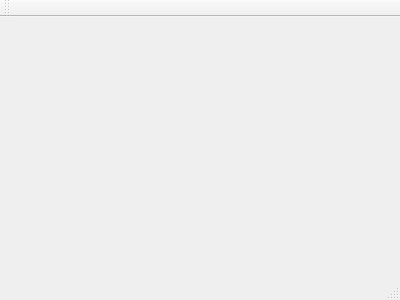
Above: mainwindow.ui from tuzhikov/ClearTXT before the change. Below: the same form after it.
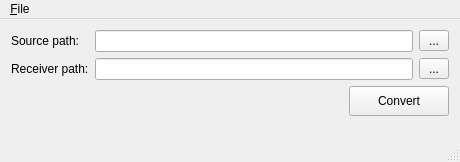
That is the form after the change. Icons and pictures are not drawn.

Diff of the .ui file:
```diff
--- a/mainwindow.ui
+++ b/mainwindow.ui
@@ -1,24 +1,190 @@
 <ui version="4.0">
  <class>MainWindow</class>
- <widget class="QMainWindow" name="MainWindow" >
-  <property name="geometry" >
+ <widget class="QMainWindow" name="MainWindow">
+  <property name="geometry">
    <rect>
     <x>0</x>
     <y>0</y>
-    <width>400</width>
-    <height>300</height>
+    <width>460</width>
+    <height>162</height>
    </rect>
   </property>
-  <property name="windowTitle" >
+  <property name="minimumSize">
+   <size>
+    <width>0</width>
+    <height>0</height>
+   </size>
+  </property>
+  <property name="windowTitle">
    <string>MainWindow</string>
   </property>
-  <widget class="QMenuBar" name="menuBar" />
-  <widget class="QToolBar" name="mainToolBar" />
-  <widget class="QWidget" name="centralWidget" />
-  <widget class="QStatusBar" name="statusBar" />
+  <widget class="QWidget" name="centralWidget">
+   <layout class="QGridLayout" name="gridLayout">
+    <item row="0" column="0">
+     <layout class="QHBoxLayout" name="horizontalLayout">
+      <item>
+       <widget class="QLabel" name="labelSource">
+        <property name="text">
+         <string>Source path:   </string>
+        </property>
+       </widget>
+      </item>
+      <item>
+       <widget class="QLineEdit" name="lineEditSource">
+        <property name="readOnly">
+         <bool>true</bool>
+        </property>
+       </widget>
+      </item>
+      <item>
+       <widget class="QToolButton" name="tButOpen">
+        <property name="minimumSize">
+         <size>
+          <width>30</width>
+          <height>0</height>
+         </size>
+        </property>
+        <property name="text">
+         <string>...</string>
+        </property>
+       </widget>
+      </item>
+     </layout>
+    </item>
+    <item row="1" column="0">
+     <layout class="QHBoxLayout" name="horizontalLayout_3">
+      <item>
+       <widget class="QLabel" name="labelRes">
+        <property name="text">
+         <string>Receiver path:</string>
+        </property>
+       </widget>
+      </item>
+      <item>
+       <widget class="QLineEdit" name="lineEditPath">
+        <property name="readOnly">
+         <bool>true</bool>
+        </property>
+       </widget>
+      </item>
+      <item>
+       <widget class="QToolButton" name="tbPath">
+        <property name="minimumSize">
+         <size>
+          <width>30</width>
+          <height>0</height>
+         </size>
+        </property>
+        <property name="text">
+         <string>...</string>
+        </property>
+       </widget>
+      </item>
+     </layout>
+    </item>
+    <item row="2" column="0">
+     <layout class="QHBoxLayout" name="horizontalLayout_2">
+      <item>
+       <spacer name="horizontalSpacer">
+        <property name="orientation">
+         <enum>Qt::Horizontal</enum>
+        </property>
+        <property name="sizeHint" stdset="0">
+         <size>
+          <width>40</width>
+          <height>20</height>
+         </size>
+        </property>
+       </spacer>
+      </item>
+      <item>
+       <widget class="QPushButton" name="pButConvert">
+        <property name="minimumSize">
+         <size>
+          <width>100</width>
+          <height>30</height>
+         </size>
+        </property>
+        <property name="text">
+         <string>Convert</string>
+        </property>
+        <property name="icon">
+         <iconset resource="QCurrentResource.qrc">
+          <normaloff>:/ICO/ICO/test.ico</normaloff>:/ICO/ICO/test.ico</iconset>
+        </property>
+        <property name="iconSize">
+         <size>
+          <width>24</width>
+          <height>24</height>
+         </size>
+        </property>
+       </widget>
+      </item>
+     </layout>
+    </item>
+    <item row="3" column="0">
+     <spacer name="verticalSpacer">
+      <property name="orientation">
+       <enum>Qt::Vertical</enum>
+      </property>
+      <property name="sizeHint" stdset="0">
+       <size>
+        <width>20</width>
+        <height>40</height>
+       </size>
+      </property>
+     </spacer>
+    </item>
+   </layout>
+  </widget>
+  <widget class="QMenuBar" name="menuBar">
+   <property name="geometry">
+    <rect>
+     <x>0</x>
+     <y>0</y>
+     <width>460</width>
+     <height>20</height>
+    </rect>
+   </property>
+   <widget class="QMenu" name="menu_File">
+    <property name="title">
+     <string>&amp;File</string>
+    </property>
+    <addaction name="action_Exit"/>
+   </widget>
+   <addaction name="menu_File"/>
+  </widget>
+  <widget class="QStatusBar" name="statusBar"/>
+  <action name="action_Exit">
+   <property name="icon">
+    <iconset resource="QCurrentResource.qrc">
+     <normaloff>:/ICO/ICO/exit.ico</normaloff>:/ICO/ICO/exit.ico</iconset>
+   </property>
+   <property name="text">
+    <string>&amp;Exit</string>
+   </property>
+  </action>
  </widget>
- <layoutDefault spacing="6" margin="11" />
- <pixmapfunction></pixmapfunction>
- <resources/>
- <connections/>
+ <layoutdefault spacing="6" margin="11"/>
+ <resources>
+  <include location="QCurrentResource.qrc"/>
+ </resources>
+ <connections>
+  <connection>
+   <sender>action_Exit</sender>
+   <signal>triggered()</signal>
+   <receiver>MainWindow</receiver>
+   <slot>close()</slot>
+   <hints>
+    <hint type="sourcelabel">
+     <x>-1</x>
+     <y>-1</y>
+    </hint>
+    <hint type="destinationlabel">
+     <x>202</x>
+     <y>57</y>
+    </hint>
+   </hints>
+  </connection>
+ </connections>
 </ui>
```
Left out of the diff: 1 changed line with no effect on the pictures.
